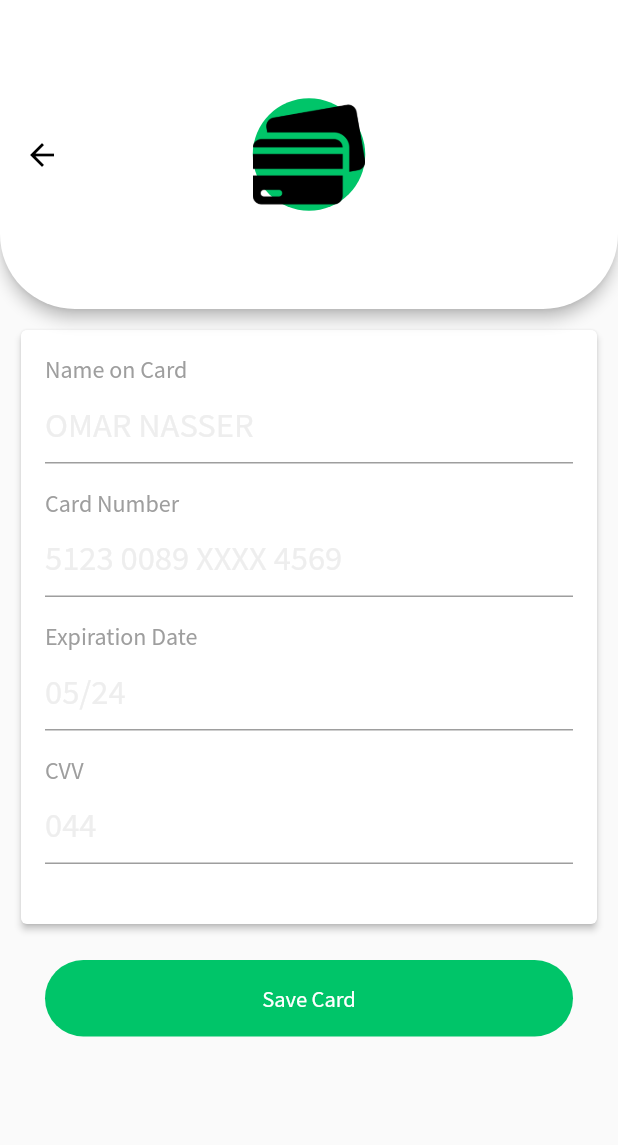
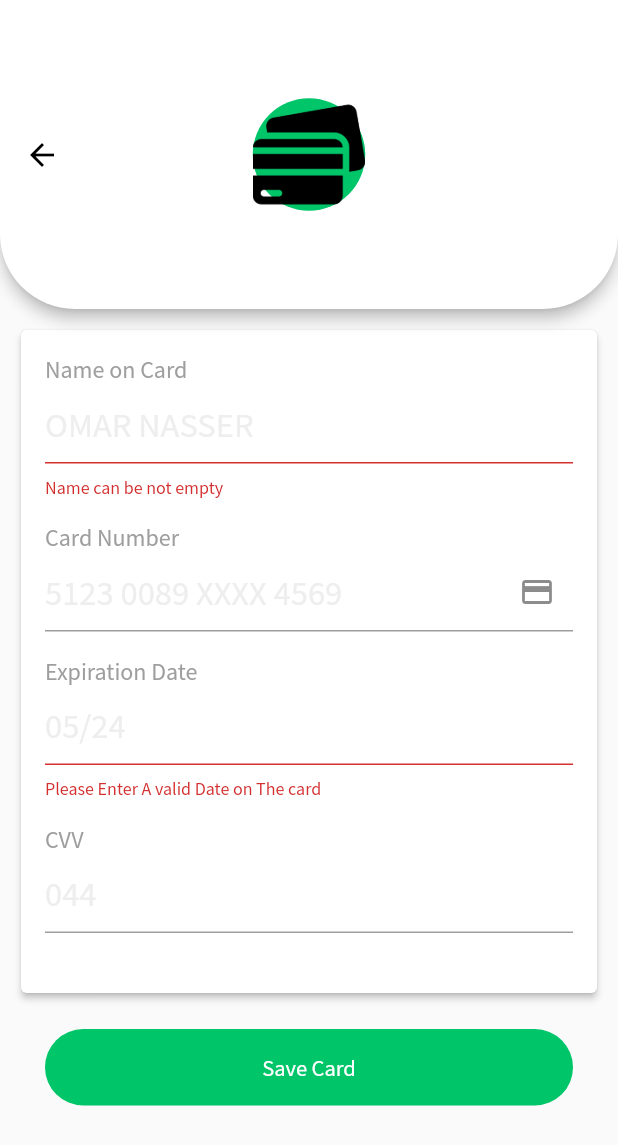
Before and after one commit to OMRNASSER/C-Zone-App, a Flutter app: the GetCreditView screen opened directly, after a tap on "Save Card", on a phone screen of 412 x 824 dp. Shown: the top 1145 px of the screen. Run offline on Flutter 3.47's test engine with Material 2 defaults, Android fonts, the phone set to English and light mode, and no system bars; our stand-ins replace carousel_slider, cloud_firestore, firebase_auth, firebase_core, flutter_svg, get and 4 more; missing offline and left inert: status_change; accounts and stored records are empty; network calls fail.

Commit message:
Success Add Card

```diff
--- a/lib/core/services/creditcard_services.dart
+++ b/lib/core/services/creditcard_services.dart
@@ -1,6 +1,7 @@
 
 
 import 'package:cloud_firestore/cloud_firestore.dart';
+import 'package:flutter/cupertino.dart';
 import 'package:untitled/model/creditcard_model.dart';
 
 class CreditCardServices {
@@ -13,7 +14,7 @@ class CreditCardServices {
     return value.docs ;
   }
 
-  Future<void>addCreditToFireStore(CreditCardModel creditCardModel)async{
+  Future addCreditToFireStore(CreditCardModel creditCardModel)async{
 
     return await _creditCardCollectionRef.doc(creditCardModel.docId).set(creditCardModel.toJson()) ;
 
--- /dev/null
+++ b/lib/core/view_model/credit_controller.dart
@@ -0,0 +1,153 @@
+import 'package:cloud_firestore/cloud_firestore.dart';
+import 'package:flutter/material.dart';
+import 'package:get/get.dart';
+import 'package:untitled/core/services/creditcard_services.dart';
+import 'package:untitled/core/view_model/creditcard_view_model.dart';
+import 'package:untitled/view/custom_screen_dialog.dart';
+
+import '../../model/creditcard_model.dart';
+import '../../view/custom_snackbar.dart';
+
+class CreditController extends GetxController {
+
+  List<CreditCardModel> get creditCard => _creditCard;
+  List<CreditCardModel> _creditCard = [];
+
+  final GlobalKey<FormState> formKey = GlobalKey<FormState>();
+  FirebaseFirestore firebaseFirestore = FirebaseFirestore.instance;
+
+  late CollectionReference getCollectionCreditRef;
+
+  late TextEditingController nameController, numberController,
+      experationDateController, cvvController;
+
+  RxList<CreditCardModel> cards = RxList<CreditCardModel>([]);
+
+
+  void onInit() {
+    super.onInit();
+    nameController = TextEditingController();
+    numberController = TextEditingController();
+    experationDateController = TextEditingController();
+    cvvController = TextEditingController();
+    getCollectionCreditRef = firebaseFirestore.collection('CreditCards');
+    cards.bindStream(getAllCredits());
+  }
+
+  getCreditCard() async {
+    CreditCardServices().getCredit().then((dynamic value) {
+      for (int i = 0; i < value.length; i++) {
+        _creditCard.add(CreditCardModel.fromJson(value[i].data()));
+      }
+      print(_creditCard.length);
+      update();
+    });
+  }
+  Stream<List<CreditCardModel>> getAllCredits() =>
+      getCollectionCreditRef.snapshots().map((query) =>
+          query.docs.map((item) => CreditCardModel.fromMap(item)).toList());
+
+
+  String? validateName(String value) {
+    if (value.isEmpty) {
+      return "Name can be not empty";
+    }
+    return null;
+  }
+
+  String? validateNumber(String value) {
+    if (value.isEmpty && value.length < 16 && value.length > 16) {
+      return "Please Enter A Valid Number";
+    }
+
+    return null;
+  }
+
+
+  String? validateDate(String value) {
+    if (value.isEmpty) {
+      return "Please Enter A valid Date on The card ";
+    }
+    return null;
+  }
+
+  String? validateCVV(String value) {
+    if (value.isEmpty && value.length < 3 && value.length > 3) {
+      return "Please Enter A valid CVV Contain 3 numbers";
+    }
+    return null;
+  }
+
+  @override
+  void onReady() {
+    super.onReady();
+  }
+
+  @override
+  void onClose() {
+    nameController.dispose();
+    numberController.dispose();
+    experationDateController.dispose();
+    cvvController.dispose();
+  }
+
+  void clearEditing() {
+    nameController.clear();
+    numberController.clear();
+    experationDateController.clear();
+    cvvController.clear();
+  }
+
+  void saveUpdateCard(String name, String number, String expirationDate,
+      String cvv, String docId, int addEditFlag) {
+    final isValid = formKey.currentState!.validate();
+    if (!isValid) {
+      return;
+    }
+    formKey.currentState!.save();
+    if (addEditFlag == 1) {
+      getCollectionCreditRef.add({
+        'cardHolder': name,
+        'cardNumber': number,
+        'cardExpiration': expirationDate
+      }).whenComplete(() {
+        clearEditing();
+        Get.back();
+        Get.find<CreditCardViewModel>();
+        update();
+        CustomSnackBar.showSnackBar(
+            context: Get.context,
+            title: "Card Added",
+            message: "Card added successfully",
+            backgroundColor: Colors.green);
+      }).catchError((error) {
+        CustomSnackBar.showSnackBar(
+            context: Get.context,
+            title: "Error",
+            message: "Something went wrong",
+            backgroundColor: Colors.green);
+      });
+      // } else if (addEditFlag == 2) {
+      //   //update
+      //   getCollectionCreditRef.doc(docId).update({'cardHolder': name, 'cardNumber': number , 'cardExpiration':expirationDate}).whenComplete(() {
+      //
+      //     clearEditing();
+      //     Get.back();
+      //     CustomSnackBar.showSnackBar(
+      //         context: Get.context,
+      //         title: "Employee Updated",
+      //         message: "Employee updated successfully",
+      //         backgroundColor: Colors.green);
+      //   }).catchError((error) {
+      //     CustomFullScreenDialog.cancelDialog();
+      //     CustomSnackBar.showSnackBar(
+      //         context: Get.context,
+      //         title: "Error",
+      //         message: "Something went wrong",
+      //         backgroundColor: Colors.red);
+      //   });
+      // }
+    }
+  }
+
+}
--- a/lib/core/view_model/creditcard_view_model.dart
+++ b/lib/core/view_model/creditcard_view_model.dart
@@ -8,6 +8,7 @@ import 'package:get/get.dart';
 import 'package:untitled/model/creditcard_model.dart';
 
 
+import '../../view/custom_screen_dialog.dart';
 import '../../view/custom_snack_bar.dart';
 import '../services/creditcard_services.dart';
 
@@ -19,27 +20,22 @@ class CreditCardViewModel extends GetxController {
   final GlobalKey<FormState> formKey = GlobalKey<FormState>();
   FirebaseFirestore firebaseFirestore = FirebaseFirestore.instance;
 
-  late CollectionReference getCreditRef;
+  late CollectionReference getCollectionCreditRef;
 
-  late TextEditingController name, number, experationDate, cvv ;
+  late TextEditingController nameController, numberController , experationDateController, cvvController ;
 
+   RxList<CreditCardModel> cards =RxList<CreditCardModel>([]);
 
 
 
   CreditCardViewModel() {
     getCreditCard();
+
   }
 
 
   @override
-  void onInit() {
-    super.onInit();
-    name = TextEditingController();
-    number = TextEditingController();
-    experationDate = TextEditingController();
-    cvv = TextEditingController();
-    getCreditRef = firebaseFirestore.collection('CreditCards');
-  }
+
 
 
   getCreditCard() async {
@@ -53,59 +49,18 @@ class CreditCardViewModel extends GetxController {
   }
 
 
-  void  saveCreditCard(String name, String number, String experationDate,String Cvv){
-
-
-  }
-
-  String? validateName(String value) {
-    if (value.isEmpty) {
-      return "Name can be not empty" ;
-
-    }
-    return null;
-  }
-
-  String? validateNumber(String value) {
-    if (value.isEmpty && value.length < 16 && value.length > 16 ) {
-      return "Please Enter A Valid Number" ;
-    }
-
-    return null;
-  }
-
-
-  String? validateDate(String value) {
-    if (value.isEmpty) {
-      return "Please Enter A valid Date on The card " ;
-
-    }
-    return null;
-  }
-
-  String? validateCVV(String value) {
-    if (value.isEmpty && value.length < 3 && value.length > 3 ) {
-      return "Please Enter A valid CVV Contain 3 numbers" ;
-
-    }
-    return null;
-  }
 
 
 
-  @override
-  void onReady() {
-    super.onReady();
-  }
 
-  @override
-  void onClose() {
 
-  }
 
-  void clearEditing() {
 
-  }
+
+
+
+
+
 
 
 
--- a/lib/helper/Binding.dart
+++ b/lib/helper/Binding.dart
@@ -1,6 +1,8 @@
 import 'package:get/get.dart';
 import 'package:untitled/core/view_model/auth_view_model.dart';
 import 'package:untitled/core/view_model/check_out_viewmodel.dart';
+import 'package:untitled/core/view_model/credit_controller.dart';
+import 'package:untitled/core/view_model/creditcard_view_model.dart';
 import 'package:untitled/core/view_model/home_view_model.dart';
 
 import '../core/view_model/cart_view_model.dart';
@@ -16,5 +18,7 @@ class Binding extends Bindings {
     Get.lazyPut(() => CartViewModel());
     Get.lazyPut(() => LocalStorageData());
     Get.lazyPut(() => CheckOutViewModel());
+    Get.lazyPut(() => CreditCardViewModel(), fenix: true);
+    Get.lazyPut(() => CreditController());
   }
 }
--- a/lib/view/Widget/custom_text_form_field.dart
+++ b/lib/view/Widget/custom_text_form_field.dart
@@ -9,6 +9,11 @@ class CustomTextForm extends StatelessWidget {
   final String hint;
   final Color color;
   final String txt;
+  final TextEditingController? controller  ;
+  final Icon? icon ;
+  final Color? focusColor;
+
+
   CustomTextForm({
     this.color = Colors.black,
     required this.obsecure,
@@ -16,6 +21,9 @@ class CustomTextForm extends StatelessWidget {
     this.validator,
     this.txt = "",
     this.onSaved,
+    this.controller,
+    this.icon,
+    this.focusColor ,
   });
 
   @override
@@ -30,10 +38,14 @@ class CustomTextForm extends StatelessWidget {
         TextFormField(
           onSaved: onSaved,
           validator: validator,
+          controller: controller,
           decoration: InputDecoration(
             hintText: hint,
             hintStyle: TextStyle(color: Colors.grey.shade200, fontSize: 23),
             fillColor: Colors.white,
+            focusColor: focusColor ,
+            suffixIcon: icon ,
+
           ),
           obscureText: obsecure,
         ),
--- a/lib/view/checkout_view.dart
+++ b/lib/view/checkout_view.dart
@@ -881,7 +881,7 @@ class _PasswordResetWidget extends State<CheckoutViewWidget> {
                         borderRadius: BorderRadius.circular(100.0),
                       ),
                       child: Icon(
-                        Icons.wallet,
+                        Icons.account_balance_wallet_sharp,
                         size: 24,
                         color: steps2 == 2 ? Colors.white : Colors.grey,
                       ),
--- /dev/null
+++ b/lib/view/custom_snackbar.dart
@@ -0,0 +1,27 @@
+import 'package:flutter/cupertino.dart';
+import 'package:flutter/material.dart';
+import 'package:get/get.dart';
+
+class CustomSnackBar {
+  static void showSnackBar({
+    required BuildContext? context,
+    required String title,
+    required String message,
+    required Color backgroundColor,
+  }) {
+    Get.snackbar(title, message,
+        snackPosition: SnackPosition.BOTTOM,
+        backgroundColor: backgroundColor,
+        titleText: Text(
+          title,
+          style: TextStyle(fontSize: 16),
+        ),
+        messageText: Text(
+          message,
+          style: TextStyle(fontSize: 16),
+        ),
+        colorText: Colors.white,
+        borderRadius: 8,
+        margin: EdgeInsets.all(16));
+  }
+}
--- a/lib/view/get_credit_view.dart
+++ b/lib/view/get_credit_view.dart
@@ -2,20 +2,25 @@ import 'package:flutter/material.dart';
 import 'package:get/get.dart';
 import 'package:get/get_core/src/get_main.dart';
 import 'package:untitled/Constant.dart';
+import 'package:untitled/core/view_model/credit_controller.dart';
 import 'package:untitled/core/view_model/creditcard_view_model.dart';
 import 'package:untitled/view/Widget/custom_Button.dart';
 import 'package:untitled/view/Widget/custom_text_form_field.dart';
 
-class GetCreditView extends StatelessWidget {
+class GetCreditView extends GetView<CreditController> {
 
+  int? editFlag = 1 ;
+  String? docId ='' ;
 
   @override
   Widget build(BuildContext context) {
-    return Scaffold(
-
+    return GetBuilder<CreditController>(
+      init: Get.put(CreditController()),
+      builder:(controller) => Scaffold(
         appBar: AppBar(
           backgroundColor: Colors.white,
           iconTheme: IconThemeData(color: Colors.black),
+          // leading: IconButton( onPressed: () => Get.back(), icon: Icon(Icons.arrow_back_ios_rounded)),
 
           shape: const RoundedRectangleBorder(
             borderRadius: BorderRadius.only(bottomLeft: Radius.circular(50.0), bottomRight: Radius.circular(50.0)),
@@ -33,13 +38,15 @@ class GetCreditView extends StatelessWidget {
           ),
           centerTitle: true,
         ),
-      body: GetBuilder<CreditCardViewModel>(
-        builder:(controller) => Padding(
+        body: Padding(
             padding: const EdgeInsets.all(10.0),
             child: SingleChildScrollView(
               child: Column(
                 children: [
-                Card(
+                  Form(
+                    key: controller.formKey,
+                    autovalidateMode: AutovalidateMode.onUserInteraction,
+                    child: Card(
                       elevation: 2.0,
                       child: Column(
                         mainAxisAlignment: MainAxisAlignment.spaceBetween,
@@ -51,7 +58,7 @@ class GetCreditView extends StatelessWidget {
                               hint: "OMAR NASSER",
                               txt:'Name on Card',
                               color: Colors.grey,
-                          controller: controller.name,
+                              controller: controller.nameController,
                               onSaved: (value){
 
                               },
@@ -69,7 +76,7 @@ class GetCreditView extends StatelessWidget {
                               hint: "5123 0089 XXXX 4569",
                               txt:'Card Number',
                               color: Colors.grey,
-                          controller: controller.number,
+                              controller: controller.numberController,
                               onSaved: (value){
 
                               },
@@ -87,7 +94,7 @@ class GetCreditView extends StatelessWidget {
                               hint: "05/24",
                               txt:'Expiration Date',
                               color: Colors.grey,
-                          controller: controller.experationDate,
+                              controller: controller.experationDateController,
                               onSaved: (value){
 
                               },
@@ -107,7 +114,7 @@ class GetCreditView extends StatelessWidget {
                               hint: "044",
                               txt:'CVV',
                               color: Colors.grey,
-                          controller: controller.cvv,
+                              controller: controller.cvvController,
                               onSaved: (value){
 
                               },
@@ -127,6 +134,7 @@ class GetCreditView extends StatelessWidget {
                         ],
                       ),
                     ),
+                  ),
                   Padding(
 
                     padding: const EdgeInsets.all(20.0),
@@ -137,13 +145,16 @@ class GetCreditView extends StatelessWidget {
 
                       onPressed: (){
 
-                      controller.saveCreditCard(
-                          controller.name.text ,
-                          controller.number.text ,
-                          controller.experationDate.text ,
-                          controller.cvv.text,
+                        controller.saveUpdateCard(
+                            controller.nameController.text ,
+                            controller.numberController.text ,
+                            controller.experationDateController.text ,
+                            controller.cvvController.text,
+                            docId! ,
+                            editFlag! ,
 
                         );
+
 
                       },
                     ),
@@ -161,5 +172,4 @@ class GetCreditView extends StatelessWidget {
 
 
 
-
 }
```
Also changed, not shown: lib/model/creditcard_model.dart (+8 -0 lines), lib/view/credit_view.dart (+54 -20 lines), lib/view/custom_screen_dialog.dart (added, +24 -0 lines), lib/view/notification_view.dart (+9 -1 lines), lib/view/profile_view.dart (+18 -2 lines), assets/images/undraw_gifts_re_75wq.svg (added), pubspec.lock. Lines whose indentation alone changed are shown as unchanged.
